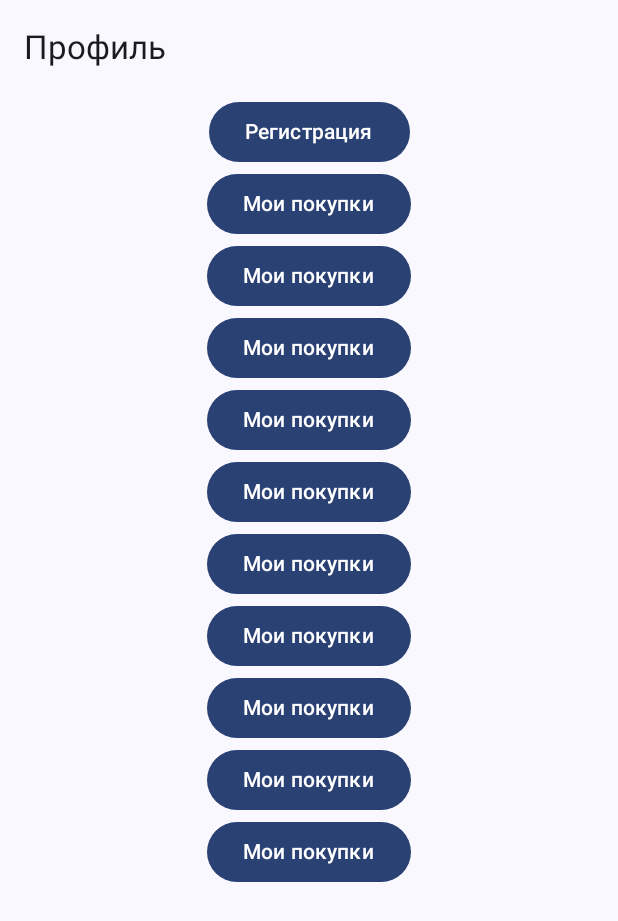
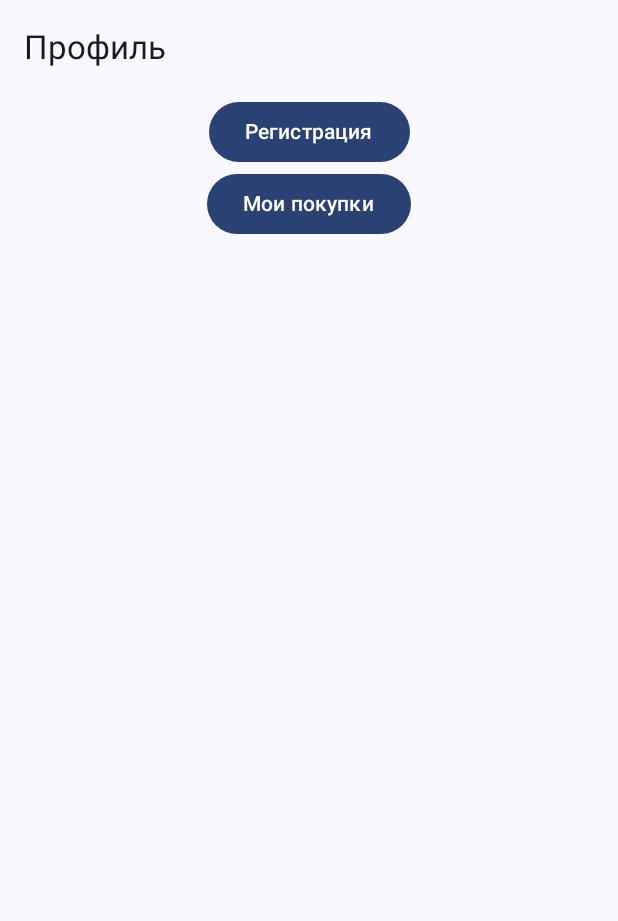
Before and after one commit to HSact/UserFormPurchasesApp, an Android app built with Jetpack Compose: the screen it shows after launch (MainActivity), on a phone screen of 412 x 824 dp. Shown: the top 921 px of the screen. Run offline under Robolectric (Android 15) with nearby library versions, the phone set to English and light mode, and no system bars; our stand-ins replace Dagger/Hilt's generated code.

Commit message:
feat: Implement scroll behavior for TopAppBar and enhance ProfileScreen
This commit introduces a collapsing TopAppBar behavior for the `MainScreen` and applies it to the `ProfileScreen`. It also updates the title for the registration screen and adds basic UI elements to the `ProfileScreen`.

Key changes:
- **MainScreen.kt:**
    - Implemented `TopAppBarDefaults.exitUntilCollapsedScrollBehavior()` for the TopAppBar.
    - Applied `modifier.nestedScroll(scrollBehavior.nestedScrollConnection)` to the `Scaffold`.
    - Passed the `scrollBehavior` to the `ProfileScreen`.
    - Changed the TopAppBar title for `Screen.Registration.route` to `R.string.bank_clients_registration`.
    - Removed unused `rememberScrollState`, `canScroll`, and `LaunchedEffect`.
- **ProfileScreen.kt:**
    - Accepted `TopAppBarScrollBehavior` as a parameter.
    - Applied `nestedScroll(scrollBehavior.nestedScrollConnection)` and `verticalScroll(scrollState)` to the root `Column`.
    - Removed redundant "My Purchases" buttons, keeping one.
    - Removed unused `canScroll`, `scrollBehavior` initialization, and `LaunchedEffect`.
- **ProfileUiState.kt:**
    - Defined a `ProfileUiState` data class with fields for `name`, `surname`, `email`, `isBiometricEnabled`, and `language`.

```diff
--- a/app/src/main/java/com/hsact/userformpurchasesapp/ui/screens/MainScreen.kt
+++ b/app/src/main/java/com/hsact/userformpurchasesapp/ui/screens/MainScreen.kt
@@ -1,16 +1,13 @@
 package com.hsact.userformpurchasesapp.ui.screens
 
 import androidx.compose.foundation.layout.padding
-import androidx.compose.foundation.rememberScrollState
 import androidx.compose.material3.ExperimentalMaterial3Api
 import androidx.compose.material3.Scaffold
 import androidx.compose.material3.TopAppBarDefaults
 import androidx.compose.runtime.Composable
-import androidx.compose.runtime.LaunchedEffect
 import androidx.compose.runtime.getValue
-import androidx.compose.runtime.mutableStateOf
-import androidx.compose.runtime.remember
 import androidx.compose.ui.Modifier
+import androidx.compose.ui.input.nestedscroll.nestedScroll
 import androidx.compose.ui.res.stringResource
 import androidx.navigation.compose.NavHost
 import androidx.navigation.compose.composable
@@ -34,17 +31,12 @@ fun MainScreen(
 
     val (title, showBackButton) = when (currentDestination?.route) {
         Screen.Profile.route -> stringResource(R.string.profile) to false
-        Screen.Registration.route -> stringResource(R.string.registration) to true
+        Screen.Registration.route -> stringResource(R.string.bank_clients_registration) to true
         Screen.Purchases.route -> stringResource(R.string.my_purchases) to true
         else -> "" to false
     }
 
-    val scrollState = rememberScrollState()
-    val canScroll = remember { mutableStateOf(false) }
     val scrollBehavior = TopAppBarDefaults.exitUntilCollapsedScrollBehavior()
-    LaunchedEffect(scrollState.maxValue) {
-        canScroll.value = scrollState.maxValue > 0
-    }
 
     Scaffold(
         topBar = {
@@ -55,7 +47,7 @@ fun MainScreen(
                 onBackClick = { navController.popBackStack() }
             )
         },
-        modifier = modifier
+        modifier = modifier.nestedScroll(scrollBehavior.nestedScrollConnection)
     ) { innerPadding ->
         NavHost(
             navController = navController,
@@ -69,7 +61,8 @@ fun MainScreen(
                     },
                     onPurchasesClick = {
                         navController.navigate(Screen.Purchases.route)
-                    })
+                    },
+                    scrollBehavior = scrollBehavior)
             }
             composable(Screen.Registration.route) {
                 RegistrationScreen(onFinish = {
--- a/app/src/main/java/com/hsact/userformpurchasesapp/ui/screens/profile/ProfileScreen.kt
+++ b/app/src/main/java/com/hsact/userformpurchasesapp/ui/screens/profile/ProfileScreen.kt
@@ -3,16 +3,15 @@ package com.hsact.userformpurchasesapp.ui.screens.profile
 import androidx.compose.foundation.layout.Column
 import androidx.compose.foundation.layout.fillMaxSize
 import androidx.compose.foundation.rememberScrollState
+import androidx.compose.foundation.verticalScroll
 import androidx.compose.material3.Button
 import androidx.compose.material3.ExperimentalMaterial3Api
 import androidx.compose.material3.Text
-import androidx.compose.material3.TopAppBarDefaults
+import androidx.compose.material3.TopAppBarScrollBehavior
 import androidx.compose.runtime.Composable
-import androidx.compose.runtime.LaunchedEffect
-import androidx.compose.runtime.mutableStateOf
-import androidx.compose.runtime.remember
 import androidx.compose.ui.Alignment
 import androidx.compose.ui.Modifier
+import androidx.compose.ui.input.nestedscroll.nestedScroll
 import androidx.compose.ui.res.stringResource
 import androidx.hilt.navigation.compose.hiltViewModel
 import com.hsact.userformpurchasesapp.R
@@ -22,16 +21,16 @@ import com.hsact.userformpurchasesapp.R
 fun ProfileScreen(
     onRegisterClick: () -> Unit,
     onPurchasesClick: () -> Unit,
+    scrollBehavior: TopAppBarScrollBehavior,
     viewModel: ProfileViewModel = hiltViewModel<ProfileViewModel>()
 ) {
     val scrollState = rememberScrollState()
-    val canScroll = remember { mutableStateOf(false) }
-    val scrollBehavior = TopAppBarDefaults.exitUntilCollapsedScrollBehavior()
-    LaunchedEffect(scrollState.maxValue) {
-        canScroll.value = scrollState.maxValue > 0
-    }
+
     Column(
-        modifier = Modifier.fillMaxSize(),
+        modifier = Modifier
+            .fillMaxSize()
+            .nestedScroll(scrollBehavior.nestedScrollConnection)
+            .verticalScroll(scrollState),
         horizontalAlignment = Alignment.CenterHorizontally
     ) {
         Button(onClick = onRegisterClick) {
@@ -40,32 +39,5 @@ fun ProfileScreen(
         Button(onClick = onPurchasesClick) {
             Text(stringResource(R.string.my_purchases))
         }
-        Button(onClick = onPurchasesClick) {
-            Text(stringResource(R.string.my_purchases))
-        }
-        Button(onClick = onPurchasesClick) {
-            Text(stringResource(R.string.my_purchases))
-        }
-        Button(onClick = onPurchasesClick) {
-            Text(stringResource(R.string.my_purchases))
-        }
-        Button(onClick = onPurchasesClick) {
-            Text(stringResource(R.string.my_purchases))
-        }
-        Button(onClick = onPurchasesClick) {
-            Text(stringResource(R.string.my_purchases))
-        }
-        Button(onClick = onPurchasesClick) {
-            Text(stringResource(R.string.my_purchases))
-        }
-        Button(onClick = onPurchasesClick) {
-            Text(stringResource(R.string.my_purchases))
-        }
-        Button(onClick = onPurchasesClick) {
-            Text(stringResource(R.string.my_purchases))
-        }
-        Button(onClick = onPurchasesClick) {
-            Text(stringResource(R.string.my_purchases))
-        }
     }
 }
--- a/app/src/main/java/com/hsact/userformpurchasesapp/ui/screens/profile/ProfileUiState.kt
+++ b/app/src/main/java/com/hsact/userformpurchasesapp/ui/screens/profile/ProfileUiState.kt
@@ -1,4 +1,9 @@
 package com.hsact.userformpurchasesapp.ui.screens.profile
 
-class ProfileUiState {
-}
+data class ProfileUiState (
+    val name: String = "",
+    val surname: String = "",
+    val email: String = "example@example.com",
+    val isBiometricEnabled: Boolean = true,
+    val language: String = "русский",
+)
```
